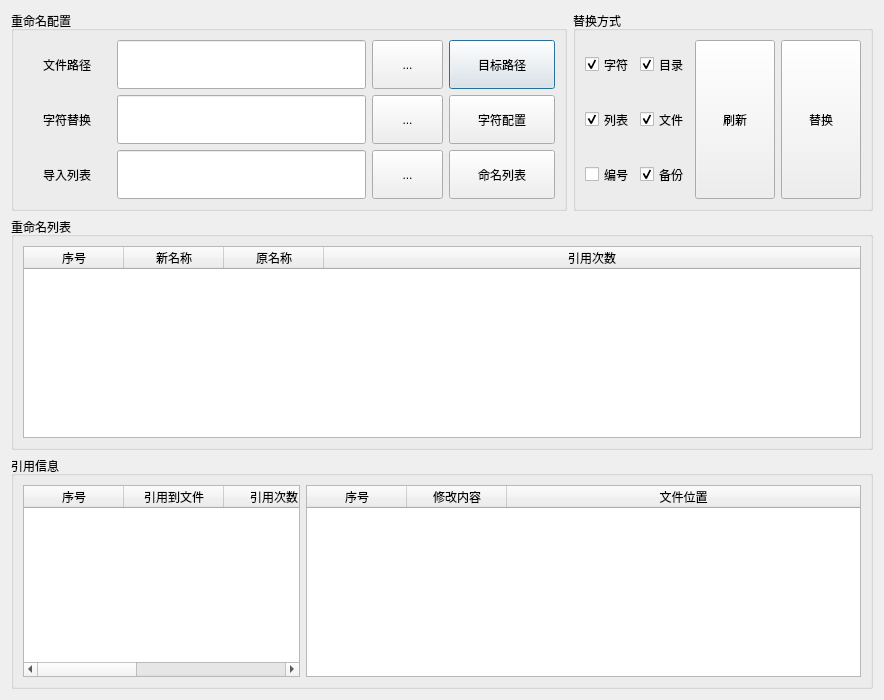
Above: rename_file_name.ui from WeiMuYang/markdown-assistant before the change. Below: the same form after it.
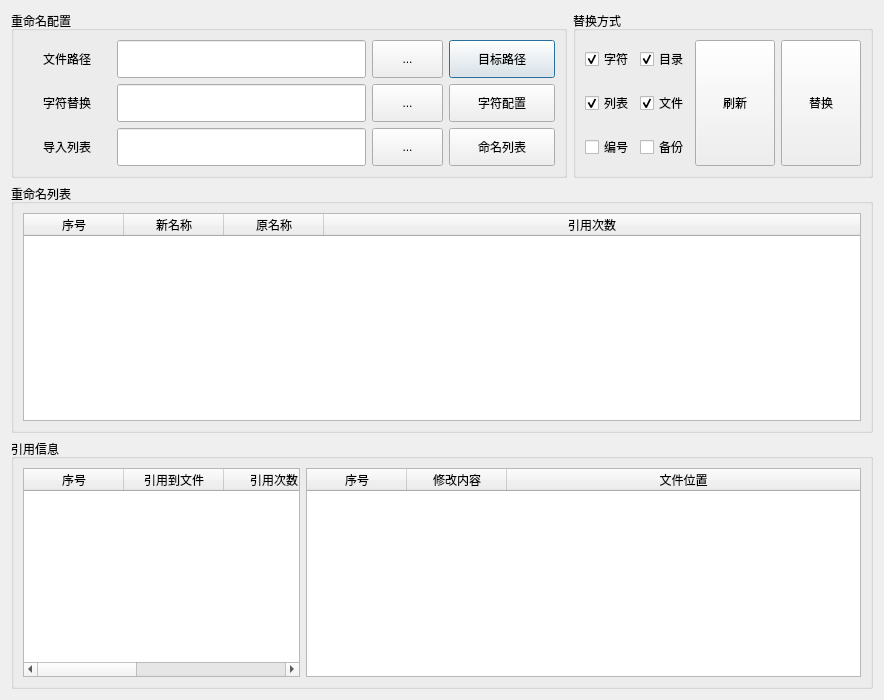
That is the form after the change.

```diff
--- a/rename_file_name.ui
+++ b/rename_file_name.ui
@@ -25,7 +25,7 @@
   <property name="windowTitle">
    <string>重命名</string>
   </property>
-  <layout class="QVBoxLayout" name="verticalLayout_8" stretch="1,1,1">
+  <layout class="QVBoxLayout" name="verticalLayout_8" stretch="2,3,3">
    <item>
     <layout class="QHBoxLayout" name="horizontalLayout_3" stretch="2,1">
      <item>
@@ -39,7 +39,7 @@
        <property name="minimumSize">
         <size>
          <width>0</width>
-         <height>200</height>
+         <height>0</height>
         </size>
        </property>
        <property name="maximumSize">
@@ -64,7 +64,7 @@
             </property>
             <property name="minimumSize">
              <size>
-              <width>50</width>
+              <width>0</width>
               <height>0</height>
              </size>
             </property>
@@ -92,7 +92,7 @@
             </property>
             <property name="minimumSize">
              <size>
-              <width>50</width>
+              <width>0</width>
               <height>0</height>
              </size>
             </property>
@@ -120,7 +120,7 @@
             </property>
             <property name="minimumSize">
              <size>
-              <width>50</width>
+              <width>0</width>
               <height>0</height>
              </size>
             </property>
@@ -332,7 +332,7 @@
        <property name="minimumSize">
         <size>
          <width>0</width>
-         <height>200</height>
+         <height>0</height>
         </size>
        </property>
        <property name="maximumSize">
@@ -452,7 +452,7 @@
              <string>备份</string>
             </property>
             <property name="checked">
-             <bool>true</bool>
+             <bool>false</bool>
             </property>
            </widget>
           </item>
```
